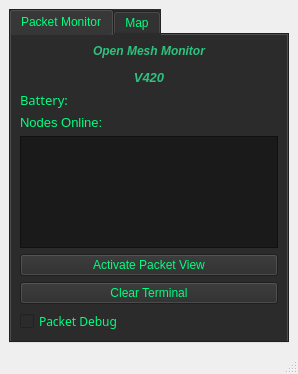
Dennis-Smith414/open-meshtastic-monitor, file gui/meshInterface/MainApp.ui: the form before one commit.
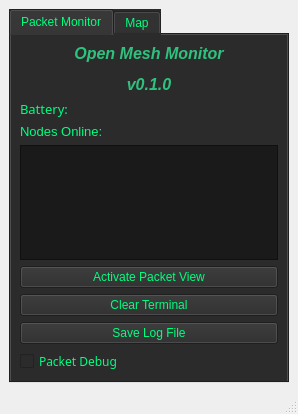
The form after the commit.

Diff of the .ui file:
```diff
--- a/gui/meshInterface/MainApp.ui
+++ b/gui/meshInterface/MainApp.ui
@@ -7,7 +7,7 @@
     <x>0</x>
     <y>0</y>
     <width>298</width>
-    <height>374</height>
+    <height>414</height>
    </rect>
   </property>
   <property name="sizePolicy">
@@ -50,7 +50,7 @@
         <item>
          <widget class="QLabel" name="label">
           <property name="text">
-           <string>&lt;html&gt;&lt;head/&gt;&lt;body&gt;&lt;p align=&quot;center&quot;&gt;&lt;span style=&quot; font-weight:700; font-style:italic; color:#2ec27e;&quot;&gt;Open Mesh Monitor&lt;/span&gt;&lt;/p&gt;&lt;p align=&quot;center&quot;&gt;&lt;span style=&quot; font-size:10pt; font-weight:700; font-style:italic; color:#2ec27e;&quot;&gt;V420&lt;/span&gt;&lt;/p&gt;&lt;/body&gt;&lt;/html&gt;</string>
+           <string>&lt;html&gt;&lt;head/&gt;&lt;body&gt;&lt;p align=&quot;center&quot;&gt;&lt;span style=&quot; font-size:12pt; font-weight:700; font-style:italic; color:#2ec27e;&quot;&gt;Open Mesh Monitor&lt;/span&gt;&lt;/p&gt;&lt;p align=&quot;center&quot;&gt;&lt;span style=&quot; font-size:12pt; font-weight:700; font-style:italic; color:#2ec27e;&quot;&gt;v0.1.0&lt;/span&gt;&lt;/p&gt;&lt;/body&gt;&lt;/html&gt;</string>
           </property>
          </widget>
         </item>
@@ -147,6 +147,13 @@
           </property>
          </widget>
         </item>
+        <item>
+         <widget class="QPushButton" name="saveButton">
+          <property name="text">
+           <string>Save Log File</string>
+          </property>
+         </widget>
+        </item>
         <item>
          <widget class="QCheckBox" name="debug_check">
           <property name="minimumSize">
```
